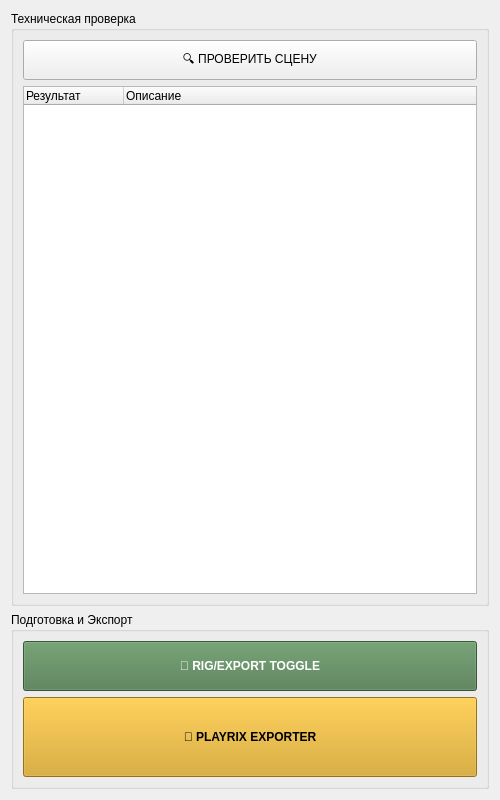
The window that ui/export_tab.ui (DKorniov/FD_FishTool) describes before a commit, drawn with Qt 5.
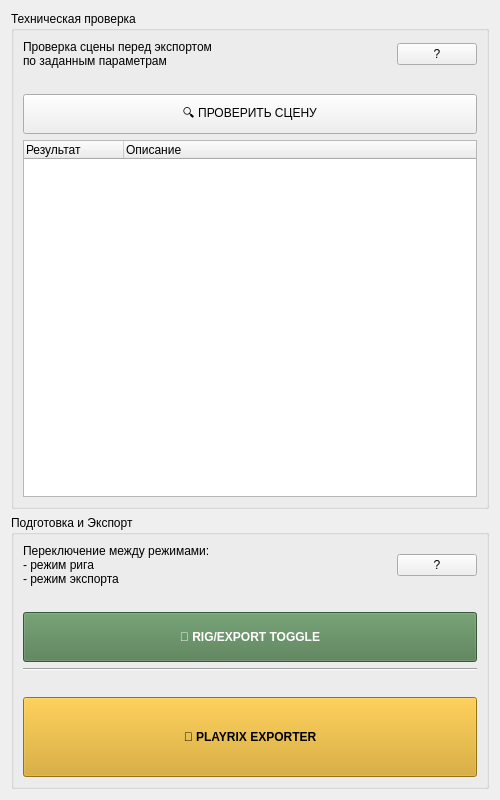
The same window after the commit.

```diff
--- a/ui/export_tab.ui
+++ b/ui/export_tab.ui
@@ -16,8 +16,32 @@
      <property name="title">
       <string>Техническая проверка</string>
      </property>
-     <layout class="QVBoxLayout" name="verticalLayout_validation">
-      <item>
+     <layout class="QGridLayout" name="gridLayout">
+      <item row="0" column="1">
+       <widget class="QPushButton" name="btn_info_validate">
+        <property name="text">
+         <string>?</string>
+        </property>
+       </widget>
+      </item>
+      <item row="0" column="0">
+       <widget class="QLabel" name="label_validation">
+        <property name="sizePolicy">
+         <sizepolicy hsizetype="Expanding" vsizetype="Preferred">
+          <horstretch>1</horstretch>
+          <verstretch>0</verstretch>
+         </sizepolicy>
+        </property>
+        <property name="text">
+         <string>Проверка сцены перед экспортом 
+по заданным параметрам </string>
+        </property>
+        <property name="textFormat">
+         <enum>Qt::AutoText</enum>
+        </property>
+       </widget>
+      </item>
+      <item row="2" column="0" colspan="2">
        <widget class="QPushButton" name="btn_validate">
         <property name="minimumSize">
          <size>
@@ -30,7 +54,7 @@
         </property>
        </widget>
       </item>
-      <item>
+      <item row="3" column="0" colspan="2">
        <widget class="QTreeWidget" name="report_tree">
         <column>
          <property name="text">
@@ -44,6 +68,13 @@
         </column>
        </widget>
       </item>
+      <item row="1" column="0" colspan="2">
+       <widget class="QLabel" name="label_2">
+        <property name="text">
+         <string/>
+        </property>
+       </widget>
+      </item>
      </layout>
     </widget>
    </item>
@@ -52,8 +83,37 @@
      <property name="title">
       <string>Подготовка и Экспорт</string>
      </property>
-     <layout class="QVBoxLayout" name="verticalLayout_prep">
-      <item>
+     <layout class="QGridLayout" name="gridLayout_2">
+      <item row="0" column="0">
+       <widget class="QLabel" name="label_preparation">
+        <property name="sizePolicy">
+         <sizepolicy hsizetype="Expanding" vsizetype="Preferred">
+          <horstretch>1</horstretch>
+          <verstretch>0</verstretch>
+         </sizepolicy>
+        </property>
+        <property name="text">
+         <string>Переключение между режимами: 
+- режим рига 
+- режим экспорта </string>
+        </property>
+       </widget>
+      </item>
+      <item row="0" column="1">
+       <widget class="QPushButton" name="btn_info_preparation">
+        <property name="text">
+         <string>?</string>
+        </property>
+       </widget>
+      </item>
+      <item row="1" column="0" colspan="2">
+       <widget class="QLabel" name="label_4">
+        <property name="text">
+         <string/>
+        </property>
+       </widget>
+      </item>
+      <item row="2" column="0" colspan="2">
        <widget class="QPushButton" name="btn_toggle">
         <property name="minimumSize">
          <size>
@@ -69,7 +129,7 @@
         </property>
        </widget>
       </item>
-      <item>
+      <item row="5" column="0" colspan="2">
        <widget class="QPushButton" name="btn_legacy">
         <property name="minimumSize">
          <size>
@@ -85,6 +145,20 @@
         </property>
        </widget>
       </item>
+      <item row="4" column="0" colspan="2">
+       <widget class="QLabel" name="label_5">
+        <property name="text">
+         <string/>
+        </property>
+       </widget>
+      </item>
+      <item row="3" column="0" colspan="2">
+       <widget class="Line" name="line">
+        <property name="orientation">
+         <enum>Qt::Horizontal</enum>
+        </property>
+       </widget>
+      </item>
      </layout>
     </widget>
    </item>
```
